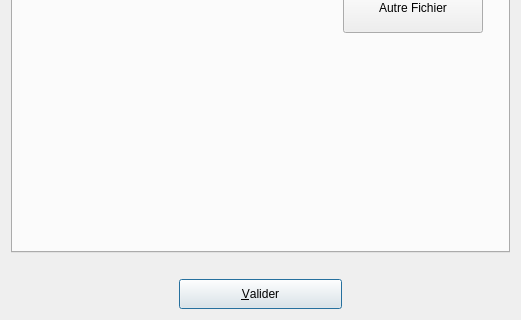
SalomePlatform/eficas_tools, file UiQT4/desPoursuite.ui: the form before one commit; both pictures show x 0 to 521 and y 224 to 544 of the 521 by 544 pixel window.
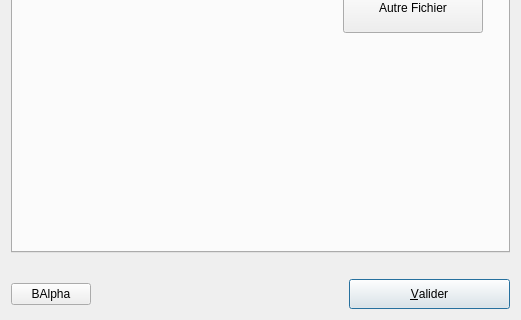
The form after the commit.

Patch:
```diff
--- a/UiQT4/desPoursuite.ui
+++ b/UiQT4/desPoursuite.ui
@@ -248,11 +248,21 @@
      </widget>
     </widget>
    </item>
-   <item row="2" column="1" >
+   <item row="1" column="0" colspan="3" >
+    <widget class="QLabel" name="Commentaire" >
+     <property name="text" >
+      <string/>
+     </property>
+     <property name="wordWrap" >
+      <bool>false</bool>
+     </property>
+    </widget>
+   </item>
+   <item row="2" column="2" >
     <widget class="QPushButton" name="bOk" >
      <property name="minimumSize" >
       <size>
-       <width>0</width>
+       <width>161</width>
        <height>30</height>
       </size>
      </property>
@@ -273,16 +283,26 @@
      </property>
     </widget>
    </item>
-   <item row="1" column="0" colspan="3" >
-    <widget class="QLabel" name="Commentaire" >
+   <item row="2" column="0" >
+    <widget class="QPushButton" name="alphabetique" >
      <property name="text" >
-      <string/>
-     </property>
-     <property name="wordWrap" >
-      <bool>false</bool>
+      <string>BAlpha</string>
      </property>
     </widget>
    </item>
+   <item row="2" column="1" >
+    <spacer name="horizontalSpacer" >
+     <property name="orientation" >
+      <enum>Qt::Horizontal</enum>
+     </property>
+     <property name="sizeHint" stdset="0" >
+      <size>
+       <width>40</width>
+       <height>20</height>
+      </size>
+     </property>
+    </spacer>
+   </item>
   </layout>
  </widget>
  <layoutdefault spacing="6" margin="11" />
```
Left out of the diff: 1 changed line with no effect on the pictures.
